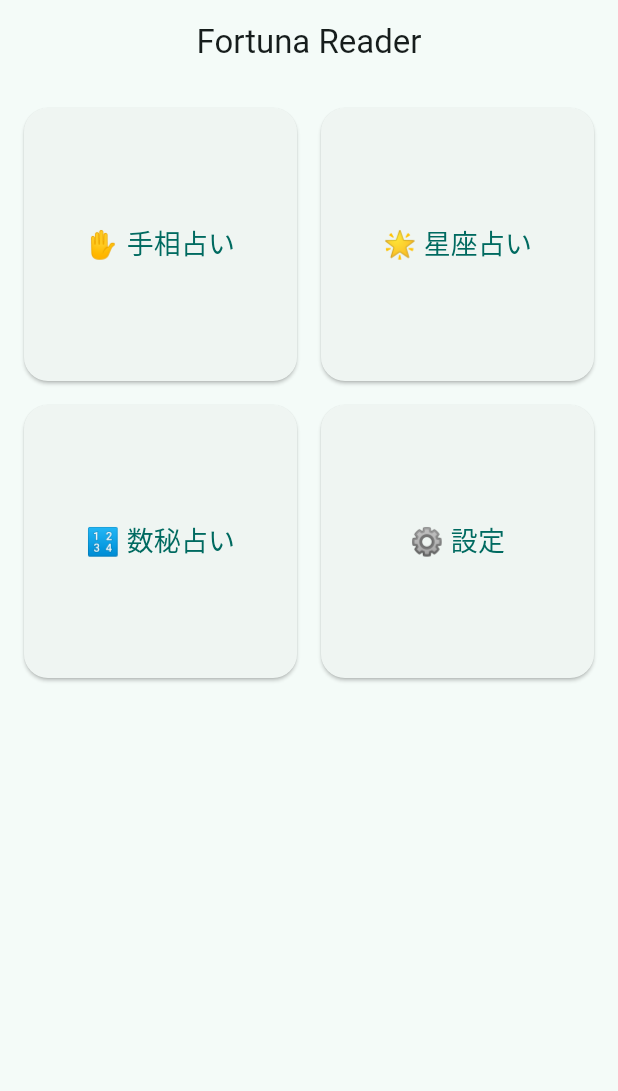
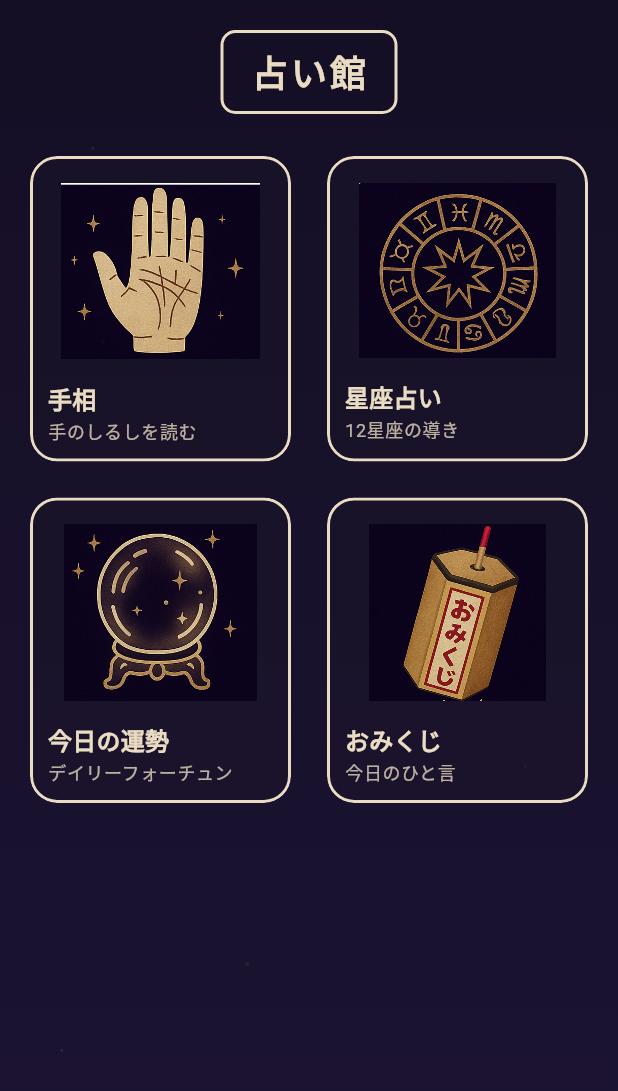
Before and after one commit to yoshihide0430/fortunareader, a Flutter app: the screen it shows after launch, on a phone screen of 412 x 824 dp. Shown: the top 1091 px of the screen. Run offline on Flutter 3.47's test engine with Material 3 defaults, Android fonts, the light colour scheme and no system bars; our stand-ins replace firebase_core; accounts and stored records are empty; Roboto replaces fonts that are missing (NotoSansJP).

Commit message:
style: ホーム画面を画像ボタン付き占い館デザインに調整（レイアウト修正）

```diff
--- a/lib/features/shell/app_routes.dart
+++ b/lib/features/shell/app_routes.dart
@@ -8,9 +8,9 @@ class AppRoutes {
   static const settings = '/settings';
 
   static Map<String, WidgetBuilder> routes = {
-    palm: (_) => const DummyPage(title: '手相占い（準備中）'),
+    palm: (_) => const DummyPage(title: '手相（撮影へ）'),
     zodiac: (_) => const DummyPage(title: '星座占い（準備中）'),
-    numerology: (_) => const DummyPage(title: '数秘占い（準備中）'),
-    settings: (_) => const DummyPage(title: '設定（準備中）'),
+    numerology: (_) => const DummyPage(title: '今日の運勢（準備中）'),
+    settings: (_) => const DummyPage(title: 'おみくじ / 設定（準備中）'),
   };
 }
--- a/lib/features/shell/home_page.dart
+++ b/lib/features/shell/home_page.dart
@@ -1,48 +1,208 @@
 import 'package:flutter/material.dart';
 import 'app_routes.dart';
+
+const _sand = Color(0xFFEADCC2);
+const _night1 = Color(0xFF140F25);
+const _night2 = Color(0xFF1C1433);
 
 class HomePage extends StatelessWidget {
   const HomePage({super.key});
 
   @override
   Widget build(BuildContext context) {
-    final buttons = [
-      _HomeButton(label: '✋ 手相占い', route: AppRoutes.palm),
-      _HomeButton(label: '🌟 星座占い', route: AppRoutes.zodiac),
-      _HomeButton(label: '🔢 数秘占い', route: AppRoutes.numerology),
-      _HomeButton(label: '⚙️ 設定', route: AppRoutes.settings),
-    ];
+    final scheme = Theme.of(context).colorScheme;
 
     return Scaffold(
-      appBar: AppBar(title: const Text('Fortuna Reader'), centerTitle: true),
-      body: Padding(
-        padding: const EdgeInsets.all(16.0),
-        child: GridView.count(
-          crossAxisCount: 2,
-          crossAxisSpacing: 16,
-          mainAxisSpacing: 16,
-          children: buttons,
+      body: Stack(
+        children: [
+          // 夜空グラデーション背景
+          Container(
+            decoration: const BoxDecoration(
+              gradient: LinearGradient(
+                begin: Alignment.topCenter,
+                end: Alignment.bottomCenter,
+                colors: [_night1, _night2],
+              ),
+            ),
+          ),
+          // うっすら星屑
+          IgnorePointer(
+            child: CustomPaint(
+              painter: _StarsPainter(color: _sand.withOpacity(0.08)),
+              size: Size.infinite,
+            ),
+          ),
+          SafeArea(
+            child: Padding(
+              padding: const EdgeInsets.fromLTRB(16, 20, 16, 16),
+              child: Column(
+                children: [
+                  const _TitlePlate(text: '占い館'),
+                  const SizedBox(height: 24),
+                  Expanded(
+                    child: GridView.count(
+                      crossAxisCount: 2,
+                      crossAxisSpacing: 16,
+                      mainAxisSpacing: 16,
+                      childAspectRatio: 0.86,
+                      children: const [
+                        _FeatureCard(
+                          imagePath: 'assets/images/palm.png',
+                          title: '手相',
+                          subtitle: '手のしるしを読む',
+                          route: AppRoutes.palm,
+                        ),
+                        _FeatureCard(
+                          imagePath: 'assets/images/zodiac.png',
+                          title: '星座占い',
+                          subtitle: '12星座の導き',
+                          route: AppRoutes.zodiac,
+                        ),
+                        _FeatureCard(
+                          imagePath: 'assets/images/daily.png',
+                          title: '今日の運勢',
+                          subtitle: 'デイリーフォーチュン',
+                          route: AppRoutes.numerology, // 仮
+                        ),
+                        _FeatureCard(
+                          imagePath: 'assets/images/omikuji.png',
+                          title: 'おみくじ',
+                          subtitle: '今日のひと言',
+                          route: AppRoutes.settings, // 仮
+                        ),
+                      ],
+                    ),
+                  ),
+                ],
+              ),
+            ),
+          ),
+        ],
+      ),
+    );
+  }
+}
+
+/// 額縁タイトル
+class _TitlePlate extends StatelessWidget {
+  const _TitlePlate({required this.text});
+  final String text;
+
+  @override
+  Widget build(BuildContext context) {
+    return Container(
+      padding: const EdgeInsets.symmetric(horizontal: 18, vertical: 10),
+      decoration: BoxDecoration(
+        borderRadius: BorderRadius.circular(10),
+        border: Border.all(color: _sand, width: 2),
+      ),
+      child: Text(
+        text,
+        style: Theme.of(context).textTheme.headlineSmall?.copyWith(
+          color: _sand,
+          fontWeight: FontWeight.w700,
+          letterSpacing: 2,
         ),
       ),
     );
   }
 }
 
-class _HomeButton extends StatelessWidget {
-  final String label;
+/// 画像ボタン（生成りボーダー＋浮き感）
+class _FeatureCard extends StatelessWidget {
+  const _FeatureCard({
+    required this.imagePath,
+    required this.title,
+    required this.subtitle,
+    required this.route,
+  });
+
+  final String imagePath;
+  final String title;
+  final String subtitle;
   final String route;
-
-  const _HomeButton({required this.label, required this.route});
 
   @override
   Widget build(BuildContext context) {
-    return ElevatedButton(
-      style: ElevatedButton.styleFrom(
-        padding: const EdgeInsets.all(20),
-        shape: RoundedRectangleBorder(borderRadius: BorderRadius.circular(16)),
+    return Card(
+      elevation: 0,
+      color: Theme.of(context).colorScheme.surface.withOpacity(0.58),
+      shape: RoundedRectangleBorder(
+        borderRadius: BorderRadius.circular(18),
+        side: const BorderSide(color: _sand, width: 2),
       ),
-      onPressed: () => Navigator.pushNamed(context, route),
-      child: Text(label, style: const TextStyle(fontSize: 18)),
+      clipBehavior: Clip.antiAlias, // 角丸内に収める
+      child: InkWell(
+        onTap: () => Navigator.pushNamed(context, route),
+        child: Padding(
+          padding: const EdgeInsets.all(12),
+          child: Column(
+            crossAxisAlignment: CrossAxisAlignment.start,
+            children: [
+              // 画像エリア：高さは余りに応じて可変
+              Expanded(
+                child: Center(
+                  child: Padding(
+                    padding: const EdgeInsets.all(6),
+                    child: Image.asset(
+                      imagePath,
+                      fit: BoxFit.contain, // 全体を表示
+                      filterQuality: FilterQuality.high,
+                    ),
+                  ),
+                ),
+              ),
+              const SizedBox(height: 8),
+              Text(
+                title,
+                maxLines: 1,
+                overflow: TextOverflow.ellipsis,
+                style: Theme.of(context).textTheme.titleMedium?.copyWith(
+                  color: _sand,
+                  fontWeight: FontWeight.w800,
+                ),
+              ),
+              const SizedBox(height: 2),
+              Text(
+                subtitle,
+                maxLines: 1,
+                overflow: TextOverflow.ellipsis,
+                style: Theme.of(
+                  context,
+                ).textTheme.bodySmall?.copyWith(color: _sand.withOpacity(0.78)),
+              ),
+            ],
+          ),
+        ),
+      ),
     );
   }
 }
+
+/// 星屑ペインタ
+class _StarsPainter extends CustomPainter {
+  _StarsPainter({required this.color});
+  final Color color;
+
+  @override
+  void paint(Canvas canvas, Size size) {
+    final paint = Paint()..color = color;
+    final w = size.width, h = size.height;
+    final points = <Offset>[
+      Offset(w * .15, h * .12),
+      Offset(w * .30, h * .20),
+      Offset(w * .75, h * .18),
+      Offset(w * .60, h * .35),
+      Offset(w * .20, h * .55),
+      Offset(w * .85, h * .62),
+      Offset(w * .40, h * .78),
+      Offset(w * .10, h * .85),
+    ];
+    for (final p in points) {
+      canvas.drawCircle(p, 1.2, paint);
+    }
+  }
+
+  @override
+  bool shouldRepaint(covariant CustomPainter oldDelegate) => false;
+}
--- a/lib/main.dart
+++ b/lib/main.dart
@@ -1,7 +1,13 @@
 import 'package:flutter/material.dart';
 import 'package:firebase_core/firebase_core.dart';
 import 'firebase_options.dart';
+import 'features/shell/app_routes.dart';
 import 'features/shell/home_page.dart';
+
+const _sand = Color(0xFFEADCC2); // 生成り（縁・文字）
+const _ink = Color(0xFF0B0813); // 墨色（最も暗い）
+const _night1 = Color(0xFF140F25); // 夜空1
+const _night2 = Color(0xFF1C1433); // 夜空2
 
 Future<void> main() async {
   WidgetsFlutterBinding.ensureInitialized();
@@ -14,13 +20,26 @@ class FortunaReaderApp extends StatelessWidget {
 
   @override
   Widget build(BuildContext context) {
+    final darkScheme = ColorScheme.fromSeed(
+      seedColor: const Color(0xFF6D4AFF),
+      brightness: Brightness.dark,
+      primary: _sand,
+      onPrimary: _ink,
+      surface: const Color(0xFF1A1429),
+      onSurface: _sand,
+    );
+
     return MaterialApp(
-      title: 'Fortuna Reader',
-      theme: ThemeData(
+      title: '占い館',
+      themeMode: ThemeMode.dark,
+      theme: ThemeData(useMaterial3: true),
+      darkTheme: ThemeData(
         useMaterial3: true,
-        colorSchemeSeed: Colors.teal,
-        brightness: Brightness.light,
+        colorScheme: darkScheme,
+        scaffoldBackgroundColor: _night2,
+        fontFamily: 'NotoSansJP', // 既定でOK。好みで変更可
       ),
+      routes: AppRoutes.routes,
       home: const HomePage(),
     );
   }
```
Also changed, not shown: pubspec.yaml (+7 -4 lines), assets/images/daily.png (added), assets/images/omikuji.png (added), assets/images/palm.png (added), assets/images/zodiac.png (added).
